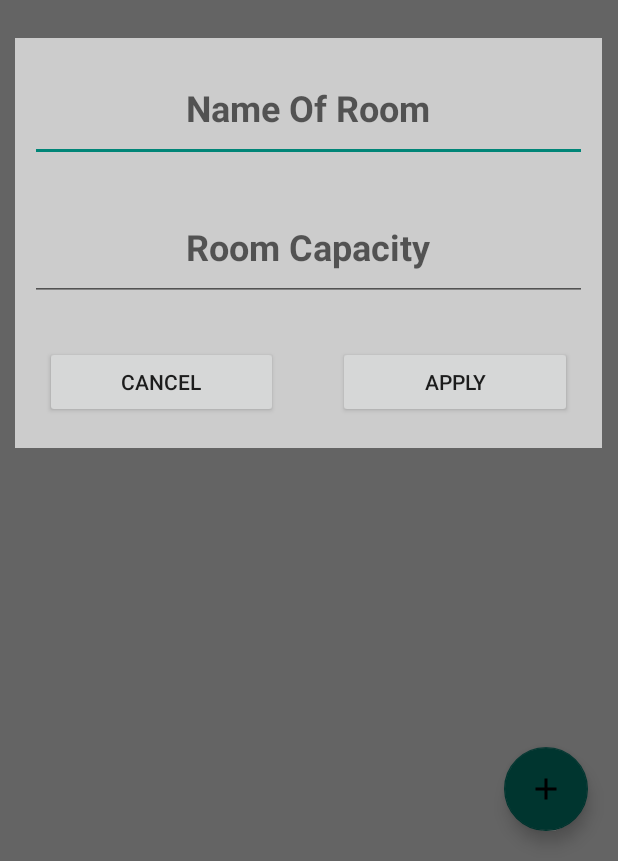
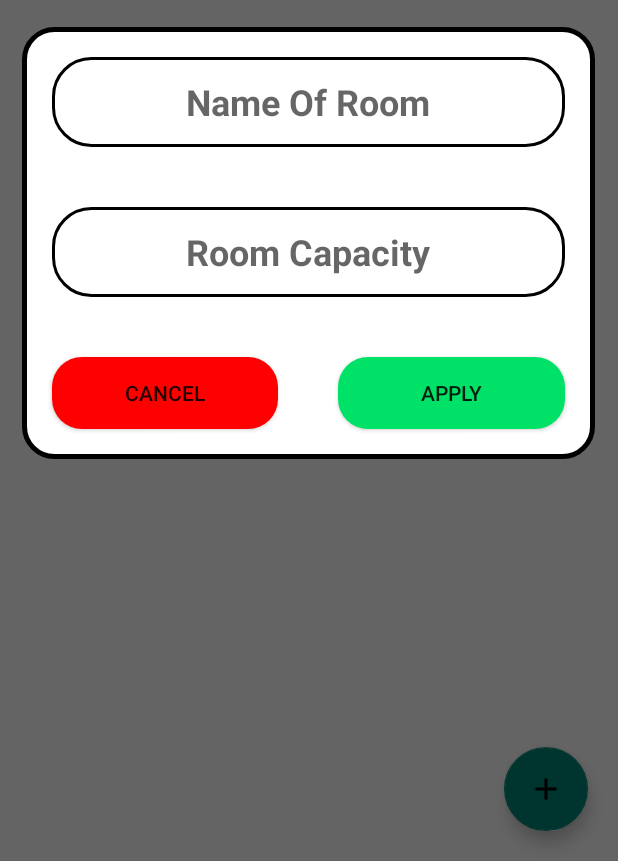
Before and after one commit to MuhamedElockly/Share_Location_Android_App, an Android app: the screen it shows after launch once a user with an empty profile is signed in (Home), after a tap on an icon or button, on a phone screen of 412 x 824 dp, the part 375-1236 px from its top. Run offline under Robolectric (Android 15) with nearby library versions, the phone set to English and light mode, and no system bars; our stand-ins replace Firebase (no records; nobody signed in at launch, a user with empty details on screens opened directly), data binding; Roboto replaces fonts that are not available here.

Commit message:
add room custom design

```diff
--- a/app/src/main/java/com/example/sharelocation/ui/Home.java
+++ b/app/src/main/java/com/example/sharelocation/ui/Home.java
@@ -7,14 +7,12 @@ import android.content.pm.PackageManager;
 import android.graphics.Color;
 import android.graphics.drawable.ColorDrawable;
 import android.location.Location;
-import android.os.Build;
 import android.os.Bundle;
 import android.util.Log;
 import android.view.LayoutInflater;
 import android.view.Menu;
 import android.view.MenuItem;
 import android.view.View;
-import android.view.WindowManager;
 import android.widget.Button;
 import android.widget.EditText;
 import android.widget.ImageView;
@@ -329,7 +327,7 @@ public class Home extends AppCompatActivity implements NavigationView.OnNavigati
         roomCapacityText = view.findViewById(R.id.roomCapacity);
         builder.setView(view);
         final AlertDialog dialog = builder.create();
-        dialog.getWindow().setBackgroundDrawable(new ColorDrawable(Color.LTGRAY));
+        dialog.getWindow().setBackgroundDrawable(new ColorDrawable(Color.TRANSPARENT));
         dialog.show();
         cancel.setOnClickListener(new View.OnClickListener() {
             @Override
@@ -367,6 +365,7 @@ public class Home extends AppCompatActivity implements NavigationView.OnNavigati
 
         String uid = FirebaseAuth.getInstance().getCurrentUser().getUid();
         userRef = FirebaseDatabase.getInstance().getReference("users");
+
         userRef.child(uid).get().addOnCompleteListener(new OnCompleteListener<DataSnapshot>() {
             @Override
             public void onComplete(@NonNull Task<DataSnapshot> task) {
@@ -396,6 +395,8 @@ public class Home extends AppCompatActivity implements NavigationView.OnNavigati
                     if (snapshot.hasChildren()) {
                         Toast.makeText(Home.this, "Yeeeeeess", Toast.LENGTH_SHORT).show();
                         refresh();
+                    } else {
+                        updateNavHeader();
                     }
                 }
             }
--- a/app/src/main/java/com/example/sharelocation/ui/Room.java
+++ b/app/src/main/java/com/example/sharelocation/ui/Room.java
@@ -50,13 +50,14 @@ public class Room extends AppCompatActivity {
     MembersAdapter membersAdapter;
     ArrayList<String> usersId;
     ArrayList<MemebrsModel> members;
+    SwipeRefreshLayout swipeRefreshLayout;
     private FirebaseAuth fAuth;
     private String roomId;
     private Button invite;
     private Button cancel;
     private EditText memberEmailText;
     private String roomName = "";
-    SwipeRefreshLayout swipeRefreshLayout;
+
     @Override
     protected void onCreate(Bundle savedInstanceState) {
         super.onCreate(savedInstanceState);
@@ -198,7 +199,7 @@ public class Room extends AppCompatActivity {
 
         builder[0].setView(view);
         final AlertDialog dialog = builder[0].create();
-        dialog.getWindow().setBackgroundDrawable(new ColorDrawable(Color.LTGRAY));
+        dialog.getWindow().setBackgroundDrawable(new ColorDrawable(Color.TRANSPARENT));
         dialog.show();
         cancel.setOnClickListener(new View.OnClickListener() {
             @Override
--- a/app/src/main/java/com/example/sharelocation/ui/SettingsActivity.java
+++ b/app/src/main/java/com/example/sharelocation/ui/SettingsActivity.java
@@ -179,7 +179,7 @@ public class SettingsActivity extends AppCompatActivity {
                         public void onComplete(@NonNull Task<Void> task) {
                             if (task.isSuccessful()) {
                                 //  Log.e("deletedRoom", "On Fire");
-
+                                fAuth.signOut();
                                 user.delete().addOnCompleteListener(new OnCompleteListener<Void>() {
                                     @Override
                                     public void onComplete(@NonNull Task<Void> task) {
--- /dev/null
+++ b/app/src/main/res/drawable/cancel_button.xml
@@ -0,0 +1,10 @@
+<?xml version="1.0" encoding="utf-8"?>
+<selector xmlns:android="http://schemas.android.com/apk/res/android">
+    <item>
+        <shape android:shape="rectangle">
+            <corners android:radius="20dp" />
+            <solid android:color="#FF0000" />
+
+        </shape>
+    </item>
+</selector>
--- /dev/null
+++ b/app/src/main/res/drawable/confirm_button.xml
@@ -0,0 +1,10 @@
+<?xml version="1.0" encoding="utf-8"?>
+<selector xmlns:android="http://schemas.android.com/apk/res/android">
+    <item>
+        <shape android:shape="rectangle">
+            <corners android:radius="20dp" />
+            <solid android:color="#00E267" />
+
+        </shape>
+    </item>
+</selector>
--- a/app/src/main/res/drawable/delete_confirmation_dialoge.xml
+++ b/app/src/main/res/drawable/delete_confirmation_dialoge.xml
@@ -3,11 +3,14 @@
     android:insetLeft="5dp"
     android:insetTop="5dp"
     android:insetRight="5dp"
+
     android:insetBottom="5dp">
+
     <shape android:shape="rectangle">
         <corners android:radius="20dp"/>
         <solid android:color="@color/white"/>
-        <stroke android:width="5dp" android:color="@color/black"/>
+
+        <stroke android:width="3dp" android:color="@color/black"/>
 
     </shape>
 
--- /dev/null
+++ b/app/src/main/res/drawable/input_text.xml
@@ -0,0 +1,12 @@
+<?xml version="1.0" encoding="utf-8"?>
+<selector xmlns:android="http://schemas.android.com/apk/res/android">
+    <item>
+        <shape android:shape="rectangle">
+            <solid android:color="@color/white" />
+            <stroke android:width="2sp" android:color="@color/black" />
+            <corners android:radius="25dp" />
+
+        </shape>
+    </item>
+
+</selector>
--- a/app/src/main/res/layout/add_room.xml
+++ b/app/src/main/res/layout/add_room.xml
@@ -7,7 +7,9 @@
 
     <LinearLayout
         android:layout_width="match_parent"
-        android:layout_height="match_parent"
+        android:layout_height="wrap_content"
+
+        android:background="@drawable/delete_confirmation_dialoge"
         android:orientation="vertical">
 
         <LinearLayout
@@ -29,6 +31,7 @@
                     android:padding="10dp"
                     android:text="Room Name :"
                     android:textSize="28sp"
+
                     android:textStyle="bold" />
 
                 <TextView
@@ -52,27 +55,29 @@
                 <EditText
                     android:id="@+id/dialogeRoomName"
                     android:layout_width="match_parent"
-                    android:layout_height="wrap_content"
-                    android:layout_margin="10dp"
+                    android:layout_height="60sp"
+                    android:layout_margin="20dp"
                     android:ems="10"
                     android:gravity="center"
                     android:hint="Name Of Room"
                     android:inputType="textPersonName"
-                    android:padding="20dp"
+                    android:padding="10dp"
                     android:textSize="24sp"
+                    android:background="@drawable/input_text"
                     android:textStyle="normal|bold" />
 
                 <EditText
                     android:id="@+id/roomCapacity"
                     android:layout_width="match_parent"
-                    android:layout_height="wrap_content"
-                    android:layout_margin="10dp"
+                    android:layout_height="60sp"
+                    android:layout_margin="20dp"
                     android:ems="10"
                     android:gravity="center"
                     android:hint="Room Capacity"
                     android:inputType="number"
-                    android:padding="20dp"
+                    android:padding="10dp"
                     android:textSize="24sp"
+                    android:background="@drawable/input_text"
                     android:textStyle="bold" />
             </LinearLayout>
 
@@ -95,6 +100,7 @@
                     android:layout_height="wrap_content"
                     android:layout_margin="20dp"
                     android:padding="10dp"
+                    android:background="@drawable/cancel_button"
                     android:text="Cancel" />
             </LinearLayout>
 
@@ -110,6 +116,7 @@
                     android:layout_height="wrap_content"
                     android:layout_margin="20dp"
                     android:padding="10dp"
+                    android:background="@drawable/confirm_button"
                     android:text="Apply" />
             </LinearLayout>
         </LinearLayout>
--- a/app/src/main/res/layout/delete_dialoge.xml
+++ b/app/src/main/res/layout/delete_dialoge.xml
@@ -57,7 +57,7 @@
                 android:layout_width="wrap_content"
                 android:layout_height="wrap_content"
                 android:layout_marginRight="20dp"
-                android:background="@drawable/background_btn_delete"
+                android:background="@drawable/cancel_button"
                 android:text="Cancel" />
 
             <Button
@@ -65,7 +65,7 @@
                 android:layout_width="wrap_content"
                 android:layout_height="wrap_content"
                 android:layout_marginLeft="20dp"
-                android:background="@drawable/background_btn_welcome2"
+                android:background="@drawable/confirm_button"
                 android:text="Sure" />
         </LinearLayout>
     </LinearLayout>
--- a/app/src/main/res/layout/header.xml
+++ b/app/src/main/res/layout/header.xml
@@ -31,7 +31,7 @@
             android:layout_width="wrap_content"
             android:layout_height="wrap_content"
             android:fontFamily="@font/baloo"
-            android:text="Muhamed Elockly"
+            android:text="Name"
             android:textSize="24dp" />
 
 
```
Also changed, not shown: app/src/main/res/layout/add_member.xml (+6 -24 lines).
